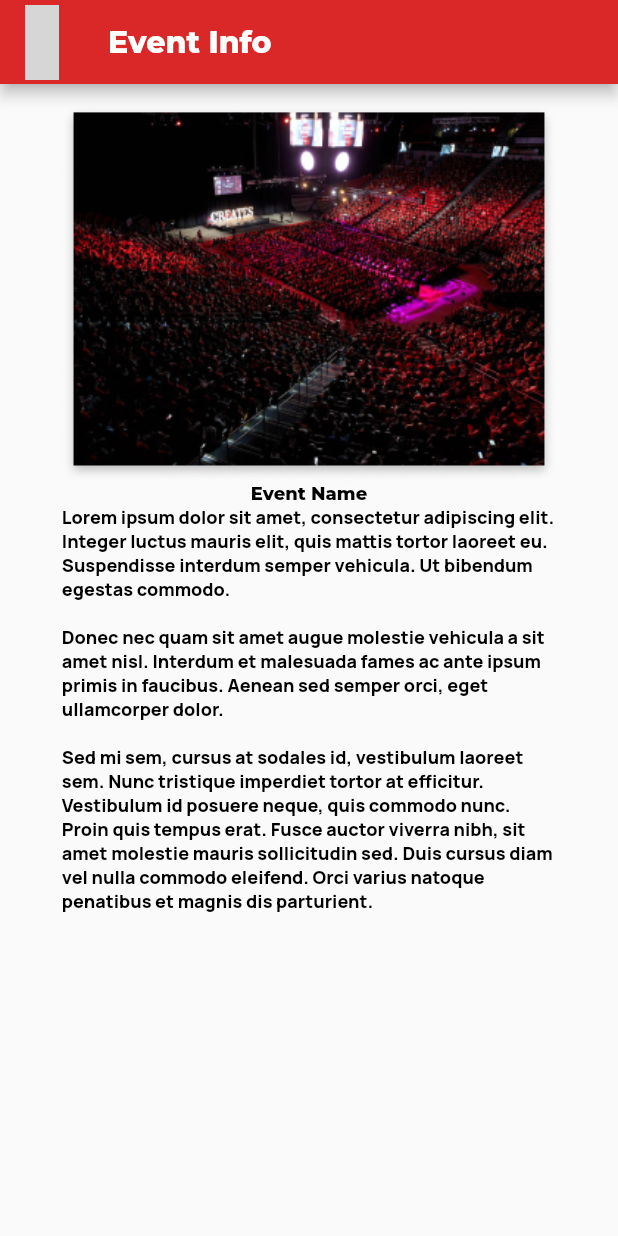
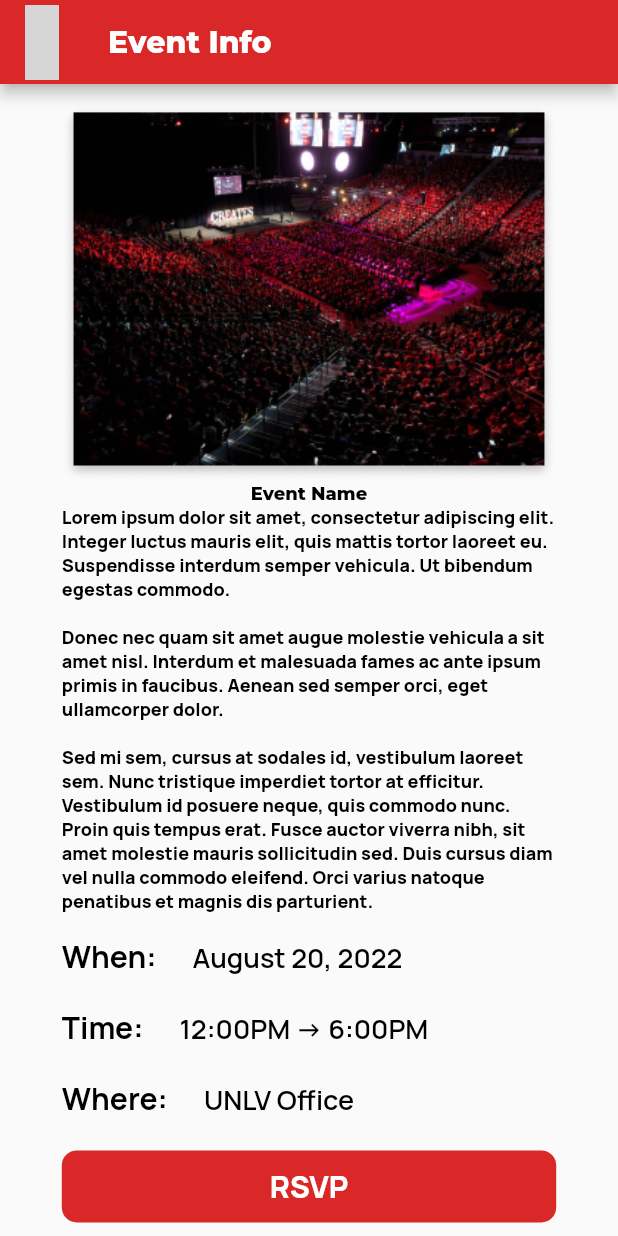
Before and after one commit to Zach-NVHD/unlv-mobile-, a Flutter app: the screen it shows after launch, on a phone screen of 412 x 824 dp. Run offline on Flutter 3.47's test engine with Material 2 defaults, Android fonts, the phone set to English and light mode, and no system bars; our stand-ins replace firebase_core, google_fonts, material_design_icons_flutter, velocity_x; accounts and stored records are empty; grey boxes are pictures that could not be loaded.

Commit message:
See More Event Done

```diff
--- a/lib/Screens/event_info.dart
+++ b/lib/Screens/event_info.dart
@@ -1,6 +1,7 @@
 import 'package:flutter/material.dart';
+import 'package:google_fonts/google_fonts.dart';
 import 'package:unlv_ceao_mobile_sign_in/Widgets/unlv_app_bar.dart';
-import 'package:unlv_ceao_mobile_sign_in/Widgets/unlv_back_button.dart';
+import 'package:unlv_ceao_mobile_sign_in/Widgets/unlv_button.dart';
 import 'package:unlv_ceao_mobile_sign_in/constants.dart';
 
 class EventInfo extends StatefulWidget {
@@ -28,16 +29,65 @@ class _EventInfoState extends State<EventInfo> {
               fit: BoxFit.fill,
             ),
             Constants.heading(text: 'Event Name'),
-            Constants.text(
-              align: TextAlign.left,
-              text: '''
+            Constants.text(align: TextAlign.left, text: '''
 Lorem ipsum dolor sit amet, consectetur adipiscing elit. Integer luctus mauris elit, quis mattis tortor laoreet eu. Suspendisse interdum semper vehicula. Ut bibendum egestas commodo.
 
 Donec nec quam sit amet augue molestie vehicula a sit amet nisl. Interdum et malesuada fames ac ante ipsum primis in faucibus. Aenean sed semper orci, eget ullamcorper dolor.
 
 Sed mi sem, cursus at sodales id, vestibulum laoreet sem. Nunc tristique imperdiet tortor at efficitur. Vestibulum id posuere neque, quis commodo nunc. Proin quis tempus erat. Fusce auctor viverra nibh, sit amet molestie mauris sollicitudin sed. Duis cursus diam vel nulla commodo eleifend. Orci varius natoque penatibus et magnis dis parturient.
 '''),
-
+            RichText(
+              text: TextSpan(
+                text: 'When:      ',
+                style: GoogleFonts.manrope(
+                    color: Colors.black,
+                    fontWeight: FontWeight.bold,
+                    fontSize: 20),
+                children: <TextSpan>[
+                  TextSpan(
+                      text: 'August 20, 2022',
+                      style: GoogleFonts.manrope(
+                          fontSize: 18, fontWeight: FontWeight.w600)),
+                ],
+              ),
+            ),
+            SizedBox(height: MediaQuery.of(context).size.height * 0.025),
+            RichText(
+              text: TextSpan(
+                text: 'Time:      ',
+                style: GoogleFonts.manrope(
+                    color: Colors.black,
+                    fontWeight: FontWeight.bold,
+                    fontSize: 20),
+                children: <TextSpan>[
+                  TextSpan(
+                      text: '12:00PM -> 6:00PM',
+                      style: GoogleFonts.manrope(
+                          fontSize: 18, fontWeight: FontWeight.w600)),
+                ],
+              ),
+            ),
+            SizedBox(height: MediaQuery.of(context).size.height * 0.025),
+            RichText(
+              text: TextSpan(
+                text: 'Where:      ',
+                style: GoogleFonts.manrope(
+                    color: Colors.black,
+                    fontWeight: FontWeight.bold,
+                    fontSize: 20),
+                children: <TextSpan>[
+                  TextSpan(
+                      text: 'UNLV Office',
+                      style: GoogleFonts.manrope(
+                          fontSize: 18, fontWeight: FontWeight.w600)),
+                ],
+              ),
+            ),
+            SizedBox(height: MediaQuery.of(context).size.height * 0.025),
+            UNLVButton(
+              ontap: () {},
+              text: 'RSVP',
+            )
           ],
         ),
       ),
```
